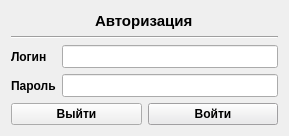
Qt form crm_r_loine/source/crm_dialog/dlg_connection.ui (dekalo64/RLine) before a commit.
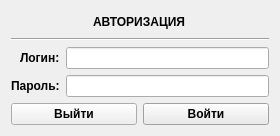
The same form after that commit. Icons and pictures are not drawn.

```diff
--- a/crm_r_loine/source/crm_dialog/dlg_connection.ui
+++ b/crm_r_loine/source/crm_dialog/dlg_connection.ui
@@ -12,19 +12,19 @@
    <rect>
     <x>0</x>
     <y>0</y>
-    <width>289</width>
+    <width>280</width>
     <height>136</height>
    </rect>
   </property>
   <property name="minimumSize">
    <size>
-    <width>289</width>
+    <width>280</width>
     <height>136</height>
    </size>
   </property>
   <property name="maximumSize">
    <size>
-    <width>289</width>
+    <width>280</width>
     <height>136</height>
    </size>
   </property>
@@ -90,14 +90,13 @@
        </property>
        <property name="font">
         <font>
-         <pointsize>10</pointsize>
-         <weight>50</weight>
-         <bold>false</bold>
+         <family>Arial</family>
+         <pointsize>9</pointsize>
         </font>
        </property>
       </widget>
      </item>
-     <item row="0" column="0">
+     <item row="0" column="0" alignment="Qt::AlignRight">
       <widget class="QLabel" name="labelLogin">
        <property name="font">
         <font>
@@ -108,11 +107,11 @@
         </font>
        </property>
        <property name="text">
-        <string>Логин</string>
+        <string>Логин:</string>
        </property>
       </widget>
      </item>
-     <item row="1" column="0">
+     <item row="1" column="0" alignment="Qt::AlignRight">
       <widget class="QLabel" name="labelPassword">
        <property name="font">
         <font>
@@ -123,7 +122,7 @@
         </font>
        </property>
        <property name="text">
-        <string>Пароль</string>
+        <string>Пароль:</string>
        </property>
       </widget>
      </item>
@@ -143,9 +142,8 @@
        </property>
        <property name="font">
         <font>
-         <pointsize>10</pointsize>
-         <weight>50</weight>
-         <bold>false</bold>
+         <family>Arial</family>
+         <pointsize>9</pointsize>
         </font>
        </property>
        <property name="frame">
@@ -232,13 +230,13 @@
      <property name="font">
       <font>
        <family>Arial</family>
-       <pointsize>11</pointsize>
+       <pointsize>9</pointsize>
        <weight>75</weight>
        <bold>true</bold>
       </font>
      </property>
      <property name="text">
-      <string>Авторизация</string>
+      <string>АВТОРИЗАЦИЯ</string>
      </property>
     </widget>
    </item>
```
